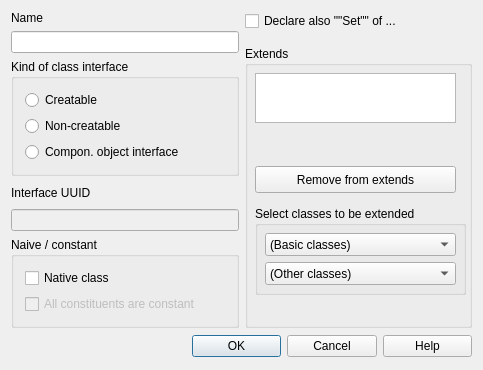
Above: lavape/src/LavaPE_UI/idd_interfacebox.ui from berkus/lavape before the change. Below: the same form after it.
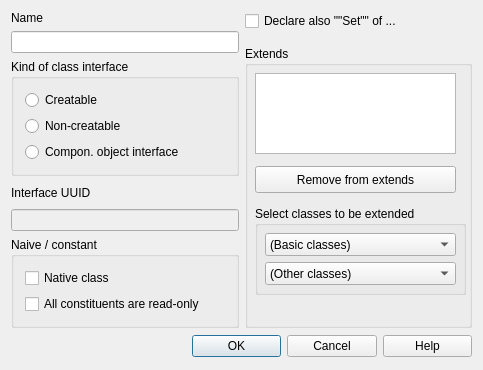
That is the form after the change.

Patch:
```diff
--- a/lavape/src/LavaPE_UI/idd_interfacebox.ui
+++ b/lavape/src/LavaPE_UI/idd_interfacebox.ui
@@ -200,10 +200,10 @@
           <item>
            <widget class="QCheckBox" name="Constant" >
             <property name="enabled" >
-             <bool>false</bool>
+             <bool>true</bool>
             </property>
             <property name="text" >
-             <string>All constituents are constant</string>
+             <string>All constituents are read-only</string>
             </property>
            </widget>
           </item>
@@ -259,7 +259,7 @@
             <x>10</x>
             <y>27</y>
             <width>201</width>
-            <height>50</height>
+            <height>81</height>
            </rect>
           </property>
           <property name="sizePolicy" >
```
Left out of the diff: 2 changed lines with no effect on the pictures.
